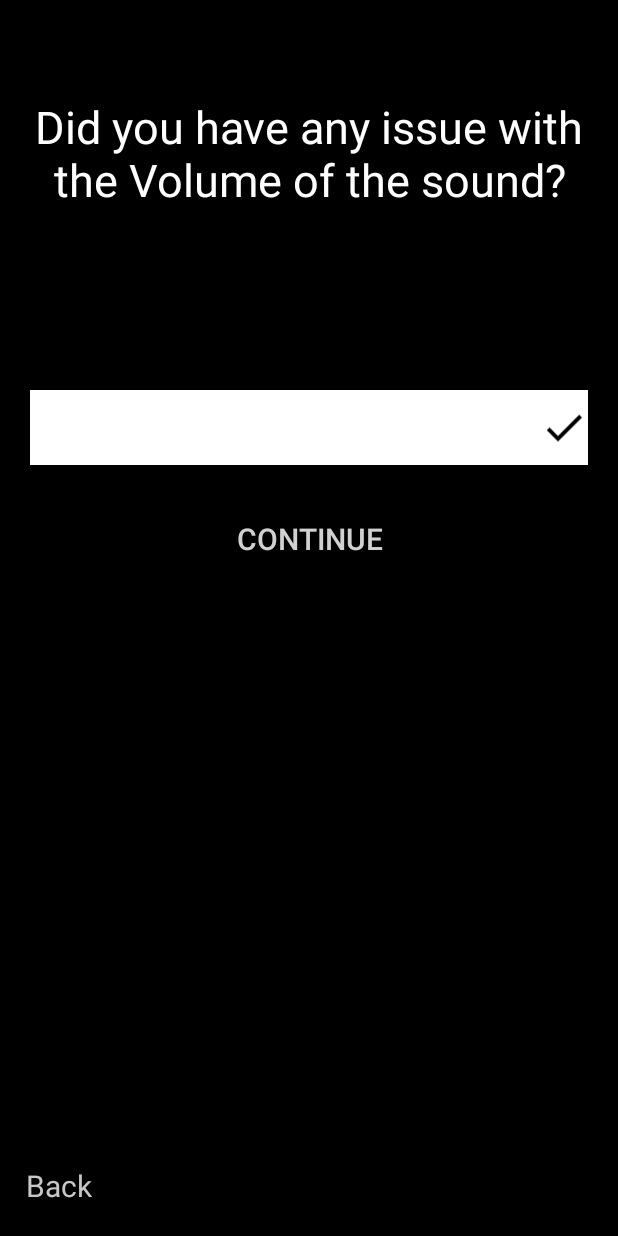
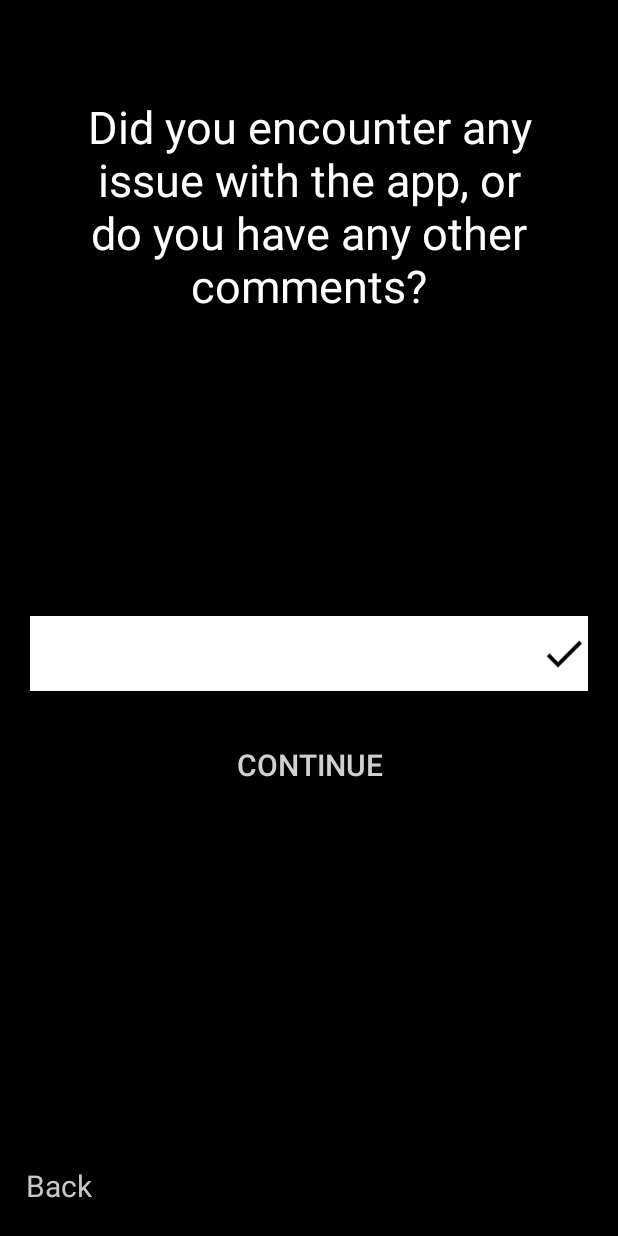
Before and after one commit to Dudu-cmy/SleepLearning, an Android app: the FifthQuestion screen opened directly, with no data from a screen before it, on a phone screen of 412 x 824 dp. Run offline under Robolectric (Android 15) with nearby library versions, the phone set to English and light mode, and no system bars; our stand-ins replace Firebase (no records; nobody signed in at launch, a user with empty details on screens opened directly).

Commit message:
Recommended Modifications

```diff
--- a/app/src/main/res/layout/activity_fifth_question.xml
+++ b/app/src/main/res/layout/activity_fifth_question.xml
@@ -25,14 +25,14 @@
             android:layout_width="match_parent"
             android:layout_height="wrap_content"
             android:gravity="center"
-            android:text="Did you have any issue with the Volume of the sound?"
+            android:text="Did you encounter any issue with the app, or do you have any other comments?"
             android:textColor="#fff"
             android:textSize="30dp" />
 
         <LinearLayout
             android:layout_width="match_parent"
             android:layout_height="wrap_content"
-            android:layout_marginTop="120dp"
+            android:layout_marginTop="200dp"
             android:orientation="vertical">
 
             <LinearLayout
--- a/app/src/main/res/layout/activity_first_question.xml
+++ b/app/src/main/res/layout/activity_first_question.xml
@@ -29,7 +29,7 @@
         <LinearLayout
             android:layout_width="match_parent"
             android:layout_height="wrap_content"
-            android:layout_marginTop="120dp"
+            android:layout_marginTop="200dp"
             android:orientation="horizontal">
 
             <TextView
--- a/app/src/main/res/layout/activity_first_sub_question.xml
+++ b/app/src/main/res/layout/activity_first_sub_question.xml
@@ -35,13 +35,13 @@
             android:id="@+id/message"
             android:layout_width="match_parent"
             android:layout_height="wrap_content"
-            android:text="Did you press Restart"
+            android:text="Did you press Restart?"
             android:textColor="#fff"
             android:gravity="center"
             android:textSize="30dp" />
 
         <LinearLayout
-            android:layout_marginTop="120dp"
+            android:layout_marginTop="200dp"
             android:layout_width="match_parent"
             android:layout_height="wrap_content"
             android:orientation="horizontal">
--- a/app/src/main/res/layout/activity_fourth_question.xml
+++ b/app/src/main/res/layout/activity_fourth_question.xml
@@ -40,7 +40,7 @@
             android:textSize="30dp" />
 
         <LinearLayout
-            android:layout_marginTop="120dp"
+            android:layout_marginTop="200dp"
             android:layout_width="match_parent"
             android:layout_height="wrap_content"
             android:orientation="vertical">
--- a/app/src/main/res/layout/activity_second_question.xml
+++ b/app/src/main/res/layout/activity_second_question.xml
@@ -44,7 +44,7 @@
         <LinearLayout
             android:layout_width="match_parent"
             android:layout_height="wrap_content"
-            android:layout_marginTop="120dp"
+            android:layout_marginTop="200dp"
             android:orientation="horizontal">
 
             <TextView
--- a/app/src/main/res/layout/activity_second_question_sub.xml
+++ b/app/src/main/res/layout/activity_second_question_sub.xml
@@ -40,7 +40,7 @@
         android:textSize="30dp" />
 
     <LinearLayout
-        android:layout_marginTop="120dp"
+        android:layout_marginTop="200dp"
         android:layout_width="match_parent"
         android:layout_height="wrap_content"
         android:orientation="vertical">
--- a/app/src/main/res/layout/activity_second_subtwo.xml
+++ b/app/src/main/res/layout/activity_second_subtwo.xml
@@ -40,7 +40,7 @@
             android:textSize="30dp" />
 
         <LinearLayout
-            android:layout_marginTop="120dp"
+            android:layout_marginTop="200dp"
             android:layout_width="match_parent"
             android:layout_height="wrap_content"
             android:orientation="horizontal">
--- a/app/src/main/res/layout/activity_secondsubsub.xml
+++ b/app/src/main/res/layout/activity_secondsubsub.xml
@@ -34,7 +34,7 @@
             android:id="@+id/messageuserInput"
             android:layout_width="match_parent"
             android:layout_height="wrap_content"
-            android:text="What language if any do you think you heard?"
+            android:text="What language, if any, do you think you heard?"
             android:textColor="#fff"
             android:gravity="center"
             android:textSize="30dp" />
@@ -48,7 +48,7 @@
                 android:layout_width="match_parent"
                 android:layout_height="wrap_content"
                 android:orientation="horizontal"
-                android:layout_marginTop="120dp">
+                android:layout_marginTop="200dp">
             <EditText
                 android:layout_width="match_parent"
                 android:layout_weight="1"
--- a/app/src/main/res/layout/activity_third_question.xml
+++ b/app/src/main/res/layout/activity_third_question.xml
@@ -27,7 +27,7 @@
             android:textSize="30dp" />
 
         <LinearLayout
-            android:layout_marginTop="120dp"
+            android:layout_marginTop="200dp"
             android:layout_width="match_parent"
             android:layout_height="wrap_content"
             android:orientation="horizontal">
```
Also changed, not shown: app/src/main/java/com/example/sleeplearning/adapter/ViewPagerAdapter.java (+4 -4 lines).
